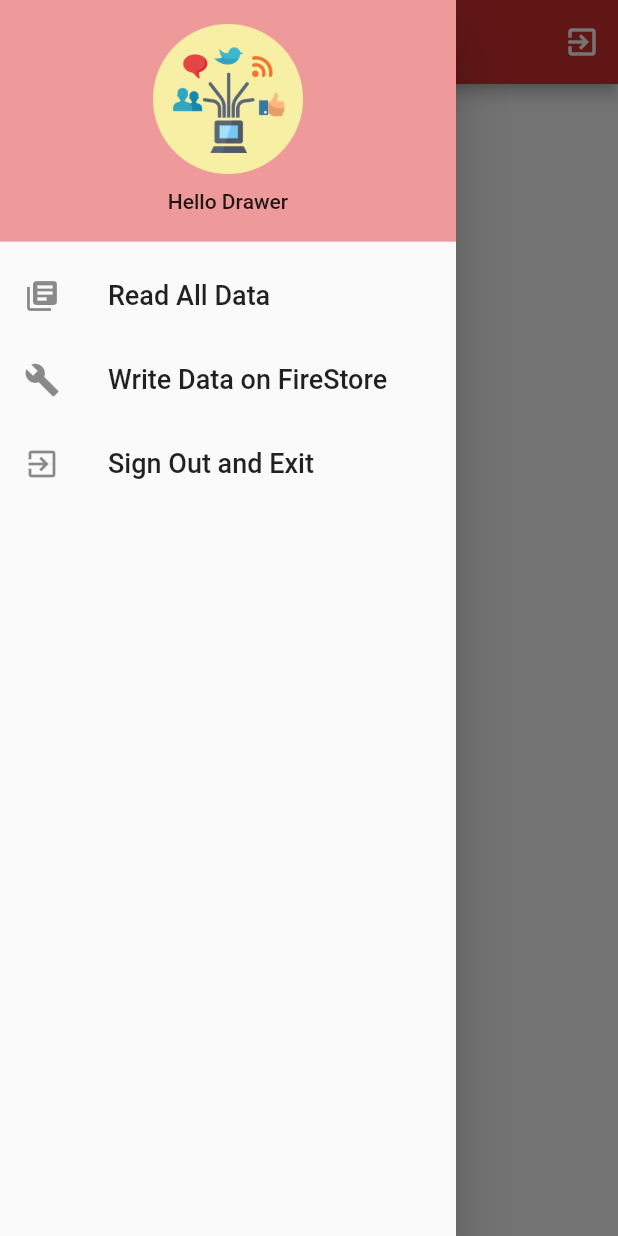
After one commit to masterUNG/NewAuthen, a Flutter app: the MyService screen opened directly, with the side drawer open, on a phone screen of 412 x 824 dp. The commit adds this screen. Run offline on Flutter 3.47's test engine with Material 2 defaults, Android fonts, the phone set to English and light mode, and no system bars; our stand-ins replace firebase_auth; accounts and stored records are empty.

Commit message:
Replace screen ok

```diff
--- a/lib/main.dart
+++ b/lib/main.dart
@@ -9,8 +9,10 @@ main() {
 class MyApp extends StatelessWidget {
   @override
   Widget build(BuildContext context) {
-    SystemChrome.setPreferredOrientations([DeviceOrientation.portraitUp, DeviceOrientation.portraitDown]);
+    SystemChrome.setPreferredOrientations(
+        [DeviceOrientation.portraitUp, DeviceOrientation.portraitDown]);
     return MaterialApp(
+      debugShowCheckedModeBanner: false,
       home: Authen(),
     );
   }
--- /dev/null
+++ b/lib/screens/my_service.dart
@@ -0,0 +1,170 @@
+import 'dart:io';
+import 'package:firebase_auth/firebase_auth.dart';
+import 'package:flutter/material.dart';
+import 'package:flutter/material.dart' as prefix0;
+import 'package:new_authen/screens/read_data.dart';
+import 'package:new_authen/screens/write_data.dart';
+
+class MyService extends StatefulWidget {
+  @override
+  _MyServiceState createState() => _MyServiceState();
+}
+
+class _MyServiceState extends State<MyService> {
+  // Explicit
+  String displayName;
+  FirebaseAuth firebaseAuth = FirebaseAuth.instance;
+  Widget myWidget = ReadData();
+
+  // Method
+
+  @override
+  void initState() {
+    super.initState();
+    loadUser();
+  }
+
+  Future<void> loadUser() async {
+    FirebaseUser firebaseUser = await firebaseAuth.currentUser();
+    setState(() {
+      displayName = firebaseUser.displayName;
+      print('displayName = $displayName');
+    });
+  }
+
+  Widget signOutButton() {
+    return IconButton(
+      icon: Icon(Icons.exit_to_app),
+      tooltip: 'Sign Out',
+      onPressed: () {
+        print('You Click Sign Out');
+        mySignOut();
+      },
+    );
+  }
+
+  Future<void> mySignOut() async {
+    FirebaseAuth firebaseAuth = FirebaseAuth.instance;
+    await firebaseAuth.signOut().then((response) {
+      exit(0);
+    });
+  }
+
+  Widget showTitle() {
+    return Container(
+      alignment: Alignment.topLeft,
+      child: Column(
+        children: <Widget>[
+          Container(
+            alignment: Alignment.topLeft,
+            child: Text('My Service'),
+          ),
+          Container(
+            alignment: Alignment.topLeft,
+            child: Text(
+              'Login by $displayName',
+              style: TextStyle(fontSize: 14.0),
+            ),
+          ),
+        ],
+      ),
+    );
+  }
+
+  Widget menuDrawer() {
+    return Drawer(
+      child: ListView(
+        children: <Widget>[
+          DrawerHeader(
+            decoration: BoxDecoration(color: Colors.red[200]),
+            child: myHeaderDrawer(),
+          ),
+          readData(),
+          writeData(),
+          showExit(),
+        ],
+      ),
+    );
+  }
+
+  Widget showExit() {
+    return ListTile(
+      leading: Icon(Icons.exit_to_app),
+      title: Text(
+        'Sign Out and Exit',
+        style: TextStyle(fontSize: 18.0),
+      ),
+      onTap: () {
+        Navigator.of(context).pop();
+        mySignOut();
+      },
+    );
+  }
+
+  Widget readData() {
+    return ListTile(
+      leading: Icon(Icons.library_books),
+      title: Text(
+        'Read All Data',
+        style: TextStyle(fontSize: 18.0),
+      ),
+      onTap: () {
+        setState(() {
+          myWidget = ReadData();
+          Navigator.of(context).pop();
+        });
+      },
+    );
+  }
+
+  Widget writeData() {
+    return ListTile(
+      leading: Icon(Icons.build),
+      title: Text(
+        'Write Data on FireStore',
+        style: TextStyle(fontSize: 18.0),
+      ),
+      onTap: () {
+        setState(() {
+          myWidget = WriteData();
+          Navigator.of(context).pop();
+        });
+      },
+    );
+  }
+
+  Widget mySizeBox() {
+    return SizedBox(
+      height: 10,
+    );
+  }
+
+  Widget myHeaderDrawer() {
+    return Container(
+      child: Column(
+        children: <Widget>[
+          Container(
+            width: 100.0,
+            height: 100.0,
+            child: Image.asset('images/logo.png'),
+          ),
+          mySizeBox(),
+          Text('Hello Drawer')
+        ],
+      ),
+    );
+  }
+
+  @override
+  Widget build(BuildContext context) {
+    return Scaffold(
+      appBar: AppBar(
+        backgroundColor: Colors.red[700],
+        title: showTitle(),
+        actions: <Widget>[signOutButton()],
+      ),
+      body: myWidget,
+      drawer: menuDrawer(),
+    );
+  }
+}
--- /dev/null
+++ b/lib/screens/read_data.dart
@@ -0,0 +1,16 @@
+import 'package:flutter/material.dart';
+
+class ReadData extends StatefulWidget {
+  @override
+  _ReadDataState createState() => _ReadDataState();
+}
+
+class _ReadDataState extends State<ReadData> {
+  @override
+  Widget build(BuildContext context) {
+    return Container(
+      alignment: Alignment.center,
+      child: Text('Read Data'),
+    );
+  }
+}
--- a/pubspec.yaml
+++ b/pubspec.yaml
@@ -23,6 +23,8 @@ dependencies:
   # The following adds the Cupertino Icons font to your application.
   # Use with the CupertinoIcons class for iOS style icons.
   cupertino_icons: ^0.1.2
+  firebase_core: ^0.4.0+6
+  firebase_auth: ^0.11.1+7
 
 dev_dependencies:
   flutter_test:
```
Also changed, not shown: lib/screens/authen.dart (+93 -5 lines), lib/screens/register.dart (+58 -1 lines), lib/screens/write_data.dart (added, +16 -0 lines), pubspec.lock, 13 other files.
